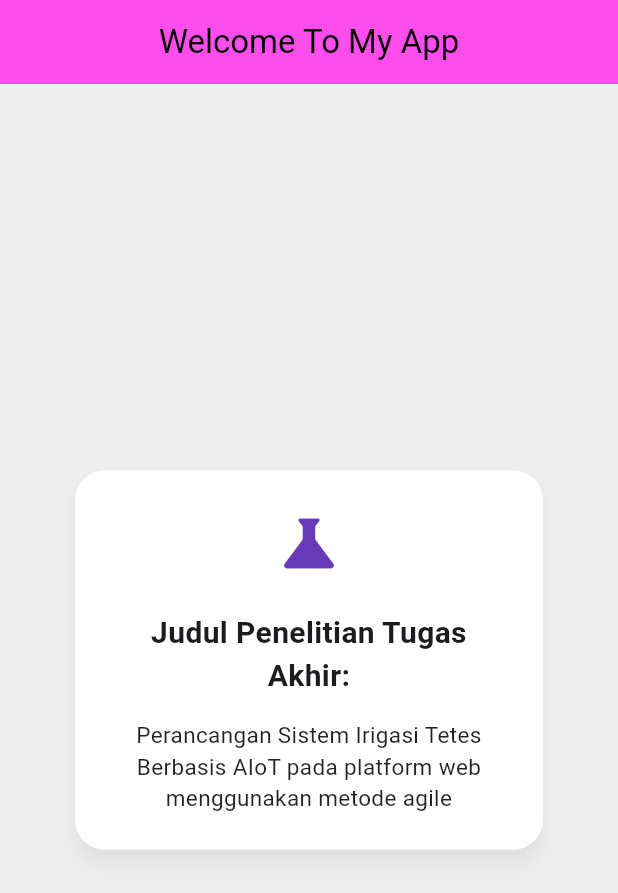
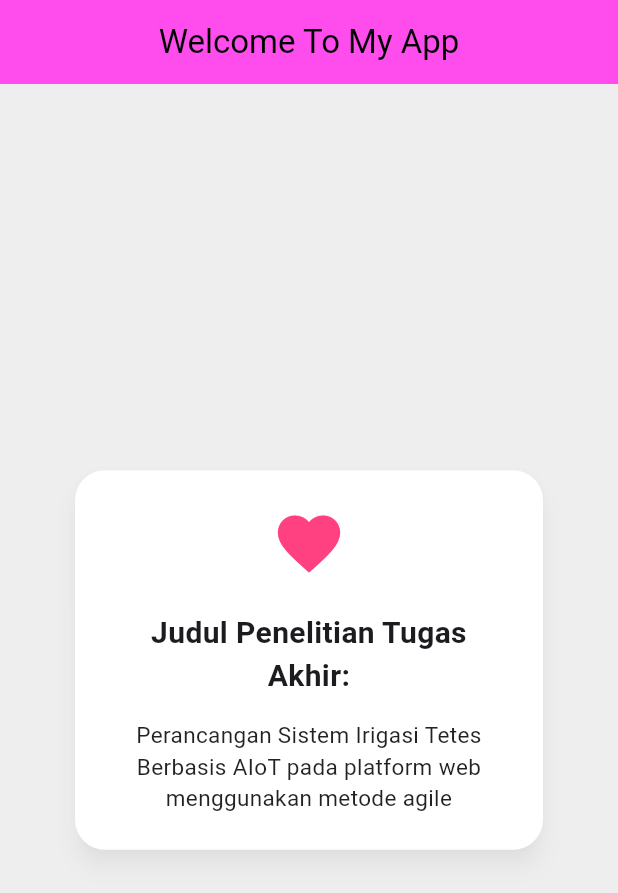
Before and after one commit to AlvinSetyaPranata/tobux, a Flutter app: the screen it shows after launch, on a phone screen of 412 x 824 dp. Shown: the top 893 px of the screen. Run offline on Flutter 3.47's test engine with Material 3 defaults, Android fonts, the phone set to English and light mode, and no system bars.

Commit message:
add new icon

```diff
--- a/lib/main.dart
+++ b/lib/main.dart
@@ -50,7 +50,7 @@ class CardScreen extends StatelessWidget {
                 mainAxisSize: MainAxisSize.min,
                 crossAxisAlignment: CrossAxisAlignment.center,
                 children: const [
-                  Icon(Icons.science, size: 50, color: Colors.deepPurple),
+                  Icon(Icons.favorite, size: 50, color: Colors.pinkAccent),
                   SizedBox(height: 20),
                   Text(
                     "Judul Penelitian Tugas Akhir:",
```
